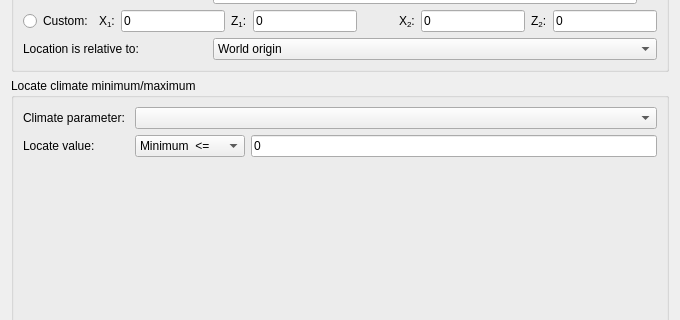
Above: src/conditiondialog.ui from Cubitect/cubiomes-viewer before the change; both pictures show x 0 to 680 and y 244 to 564 of the 680 by 800 pixel window. Below: the same form after it.
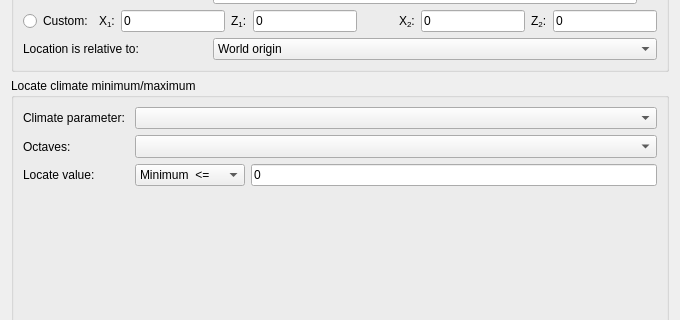
That is the form after the change. Icons and pictures are not drawn. Custom widgets are drawn as their Qt base class.

Commit message: Changes for v3.1 added layer display option dialog added octave specific biome noise views to map view added octave option to climate extreme locator, enabling much faster climate searches added basic beta 1.7 support changed shortcuts to function with the new map layers

```diff
--- a/src/conditiondialog.ui
+++ b/src/conditiondialog.ui
@@ -1053,13 +1053,6 @@
               <string>Locate climate minimum/maximum</string>
              </property>
              <layout class="QGridLayout" name="gridLayout_24">
-              <item row="1" column="2">
-               <widget class="QLineEdit" name="lineMinMax">
-                <property name="text">
-                 <string>0</string>
-                </property>
-               </widget>
-              </item>
               <item row="0" column="0">
                <widget class="QLabel" name="label_8">
                 <property name="text">
@@ -1067,7 +1060,14 @@
                 </property>
                </widget>
               </item>
-              <item row="1" column="1">
+              <item row="2" column="2">
+               <widget class="QLineEdit" name="lineMinMax">
+                <property name="text">
+                 <string>0</string>
+                </property>
+               </widget>
+              </item>
+              <item row="2" column="1">
                <widget class="QComboBox" name="comboMinMax">
                 <item>
                  <property name="text">
@@ -1091,7 +1091,14 @@
                 </item>
                </widget>
               </item>
-              <item row="2" column="1">
+              <item row="2" column="0">
+               <widget class="QLabel" name="label_9">
+                <property name="text">
+                 <string>Locate value:</string>
+                </property>
+               </widget>
+              </item>
+              <item row="3" column="1">
                <spacer name="verticalSpacer_5">
                 <property name="orientation">
                  <enum>Qt::Vertical</enum>
@@ -1107,10 +1114,19 @@
               <item row="0" column="1" colspan="2">
                <widget class="QComboBox" name="comboClimatePara"/>
               </item>
+              <item row="1" column="1" colspan="2">
+               <widget class="QComboBox" name="comboOctaves">
+                <property name="font">
+                 <font>
+                  <family>DejaVu Sans Mono</family>
+                 </font>
+                </property>
+               </widget>
+              </item>
               <item row="1" column="0">
-               <widget class="QLabel" name="label_9">
+               <widget class="QLabel" name="label_12">
                 <property name="text">
-                 <string>Locate value:</string>
+                 <string>Octaves:</string>
                 </property>
                </widget>
               </item>
```
Left out of the diff: 20 changed lines with no effect on the pictures. The commit also changes 19 other files.
